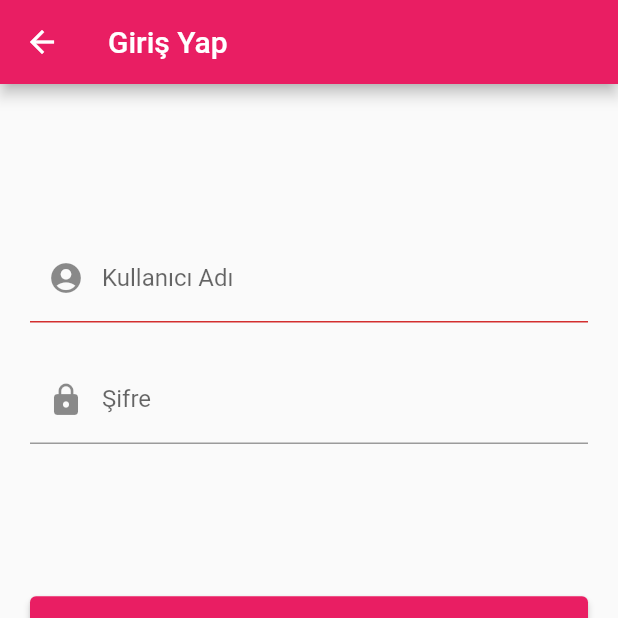
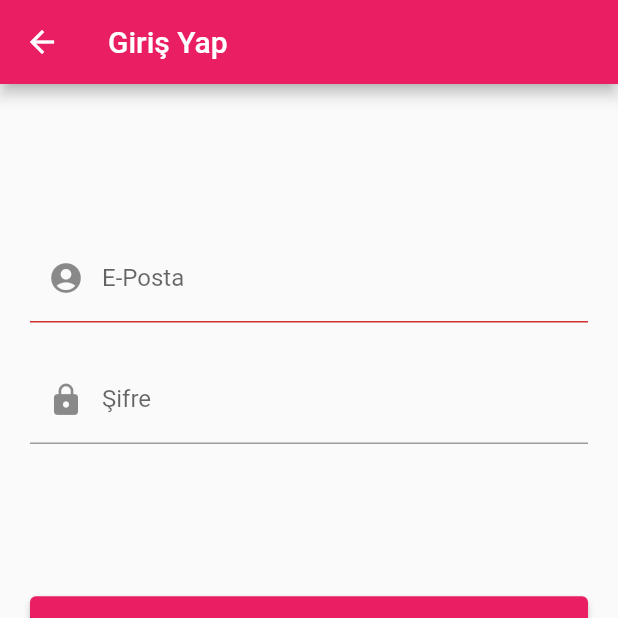
Before and after one commit to gkydev/pati-mobile, a Flutter app: the screen it shows after launch, after a tap on "Giriş Yap", on a phone screen of 412 x 824 dp, the top half of it. Run offline on Flutter 3.47's test engine with Material 2 defaults, Android fonts, the phone set to English and light mode, and no system bars; our stand-ins replace carousel_slider, flutter_secure_storage, google_maps_flutter, shared_preferences; generated files the repository leaves out were written again; network calls fail.

Commit message:
added: auto remember e-mail when login

```diff
--- a/lib/screens/login_page.dart
+++ b/lib/screens/login_page.dart
@@ -3,6 +3,7 @@ import 'package:flutter/material.dart';
 import 'package:pati_mobile/models/UserLoginDto.dart';
 import 'package:pati_mobile/services/UserService.dart';
 import 'package:pati_mobile/utilities/Auth.dart';
+import 'package:shared_preferences/shared_preferences.dart';
 
 class LoginPage extends StatefulWidget {
   @override
@@ -13,12 +14,24 @@ class _LoginPageState extends State<LoginPage> {
   bool kontrol = false;
   String _id, _password;
   String errorMsgFromApi = null;
+  String rememberedMail = "";
   final formKey = GlobalKey<FormState>();
-
+  TextEditingController _emailController = new TextEditingController();
   bool isLoginProcessing = false;
+  bool isFirstRender = true;
 
   @override
   Widget build(BuildContext context) {
+    SharedPreferences.getInstance().then((value) {
+      setState(() {
+        if (isFirstRender) {
+          rememberedMail = value.getString('email');
+          _emailController.text = rememberedMail ?? "";
+          isFirstRender = false;
+        }
+      });
+    });
+
     return Scaffold(
       appBar: AppBar(
         title: Text("Giriş Yap"),
@@ -32,10 +45,11 @@ class _LoginPageState extends State<LoginPage> {
             children: [
               TextFormField(
                 onTap: () {},
+                controller: _emailController,
                 decoration: InputDecoration(
                   errorText: errorMsgFromApi != null ? errorMsgFromApi : "",
-                  hintText: "Kullanıcı adınızı giriniz.",
-                  labelText: "Kullanıcı Adı",
+                  hintText: "E-Posta adresinizi giriniz.",
+                  labelText: "E-Posta",
                   prefixIcon: Icon(Icons.account_circle),
                 ),
                 //validator: _idCheck,
@@ -112,6 +126,9 @@ class _LoginPageState extends State<LoginPage> {
     if (formKey.currentState.validate()) {
       formKey.currentState.save();
       login();
+      SharedPreferences.getInstance().then((value) {
+        value.setString('email', _id);
+      });
     } else {
       setState(() {
         kontrol = true;
--- a/lib/screens/pet_detail.dart
+++ b/lib/screens/pet_detail.dart
@@ -289,6 +289,7 @@ class _PetDetailState extends State<PetDetail> {
         ],
       )),
       GoogleMap(
+        mapToolbarEnabled: false,
         myLocationButtonEnabled: false,
         zoomControlsEnabled: false,
         initialCameraPosition:
--- a/pubspec.yaml
+++ b/pubspec.yaml
@@ -29,6 +29,7 @@ dependencies:
   url_launcher: ^5.0.3
   google_maps_flutter: ^2.0.2
   carousel_slider: ^3.0.0
+  shared_preferences: ^2.0.6
 
 
 dev_dependencies:
```
Also changed, not shown: pubspec.lock.
